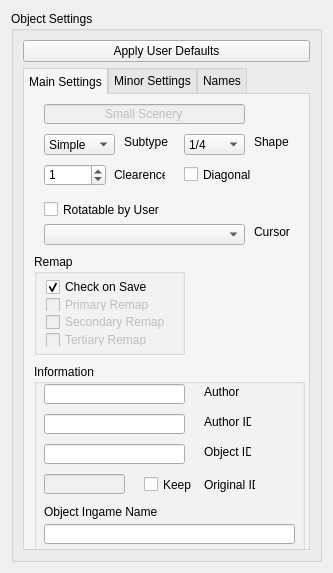
Above: editor_app/settingsSS.ui from danielmeinert/objectcreator before the change. Below: the same form after it.
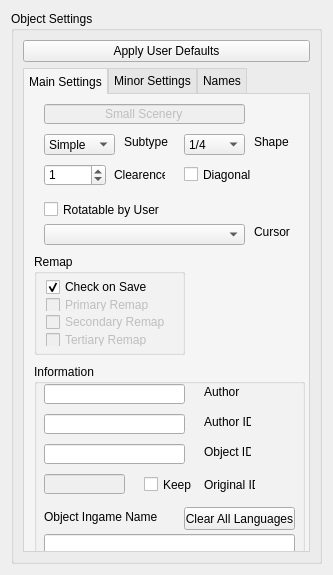
That is the form after the change.

Commit message: started with color manipulations

Patch:
```diff
--- a/editor_app/settingsSS.ui
+++ b/editor_app/settingsSS.ui
@@ -7,7 +7,7 @@
     <x>0</x>
     <y>0</y>
     <width>329</width>
-    <height>569</height>
+    <height>575</height>
    </rect>
   </property>
   <property name="windowTitle">
@@ -90,11 +90,14 @@
           <property name="title">
            <string>Information</string>
           </property>
+          <property name="flat">
+           <bool>true</bool>
+          </property>
           <widget class="QLineEdit" name="lineEdit_objectName">
            <property name="geometry">
             <rect>
              <x>10</x>
-             <y>160</y>
+             <y>170</y>
              <width>251</width>
              <height>20</height>
             </rect>
@@ -107,7 +110,7 @@
            <property name="geometry">
             <rect>
              <x>10</x>
-             <y>140</y>
+             <y>145</y>
              <width>141</width>
              <height>16</height>
             </rect>
@@ -245,6 +248,19 @@
             <string>Keep</string>
            </property>
           </widget>
+          <widget class="QPushButton" name="pushButton_clearAllLang">
+           <property name="geometry">
+            <rect>
+             <x>150</x>
+             <y>143</y>
+             <width>111</width>
+             <height>23</height>
+            </rect>
+           </property>
+           <property name="text">
+            <string>Clear All Languages</string>
+           </property>
+          </widget>
          </widget>
          <widget class="QComboBox" name="comboBox_subtype">
           <property name="geometry">
```
Left out of the diff: 3 changed lines with no effect on the pictures. The commit also changes 2 other files.
